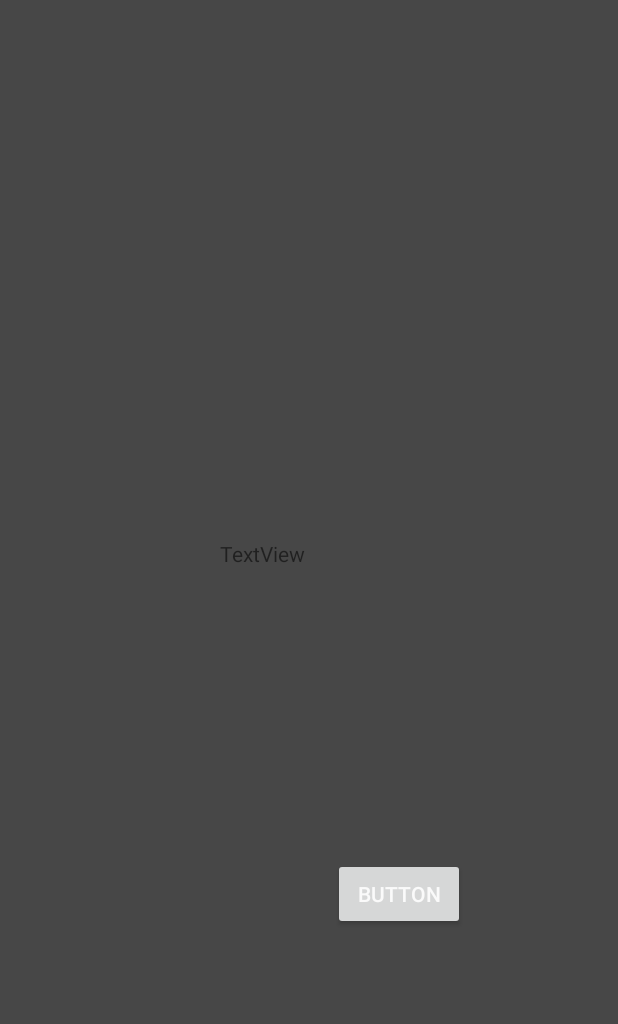
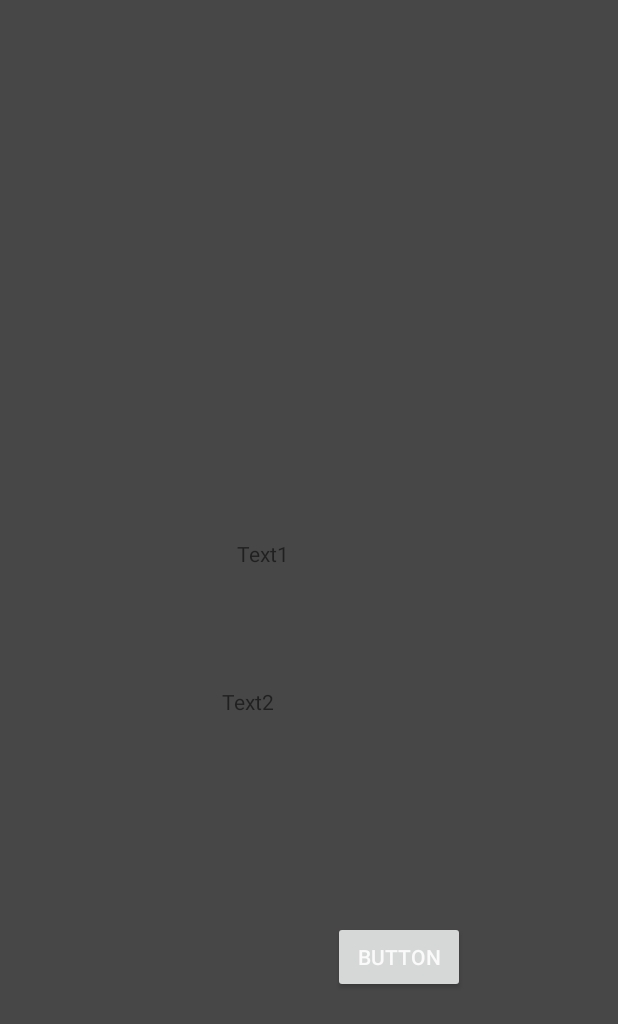
Before and after one commit to LilRichards/SafeT, an Android app: the layout activity_trilateration.xml on its own in the app's theme, with its tools: preview values and no code run, on a phone screen of 412 x 824 dp. Shown: the top 1024 px of the screen. Run offline under Robolectric (Android 15) with nearby library versions, the light colour scheme and no system bars.

Commit message:
indoor trilat testing

```diff
--- a/app/src/main/java/com/example/sharn/safetui/HomeFragment.java
+++ b/app/src/main/java/com/example/sharn/safetui/HomeFragment.java
@@ -606,15 +606,13 @@ public class HomeFragment extends Fragment implements OnMapReadyCallback {
         timestamp = System.currentTimeMillis()/1000;
         SaveLocation(lat, lon,type, user_name, timestamp);
     }
-//add int flg, pass though 1 trilat 2 gps
-    //if else for markeroptions update
 
     public void mapUpdate(boolean GPS_Trilat){
         map.clear();
         LatLng current = new LatLng(lat, lon);
         MarkerOptions option = new MarkerOptions();
         option.position(current);
-
+        //if trilat: orange, if gps: blue
         if(GPS_Trilat) {
             option.icon(BitmapDescriptorFactory.fromResource(R.drawable.circle_orange_16));
         }else{
--- a/app/src/main/res/layout/activity_trilateration.xml
+++ b/app/src/main/res/layout/activity_trilateration.xml
@@ -14,7 +14,21 @@
         android:layout_marginTop="203dp"
         android:layout_marginEnd="182dp"
         android:layout_marginBottom="289dp"
-        android:text="TextView"
+        android:text="Text1"
+        app:layout_constraintBottom_toBottomOf="parent"
+        app:layout_constraintEnd_toEndOf="parent"
+        app:layout_constraintStart_toStartOf="parent"
+        app:layout_constraintTop_toTopOf="parent" />
+
+    <TextView
+        android:id="@+id/idTxt2"
+        android:layout_width="wrap_content"
+        android:layout_height="wrap_content"
+        android:layout_marginStart="100dp"
+        android:layout_marginTop="400dp"
+        android:layout_marginEnd="182dp"
+        android:layout_marginBottom="289dp"
+        android:text="Text2"
         app:layout_constraintBottom_toBottomOf="parent"
         app:layout_constraintEnd_toEndOf="parent"
         app:layout_constraintStart_toStartOf="parent"
@@ -25,7 +39,7 @@
         android:layout_width="wrap_content"
         android:layout_height="wrap_content"
         android:layout_marginStart="196dp"
-        android:layout_marginTop="415dp"
+        android:layout_marginTop="500dp"
         android:layout_marginEnd="76dp"
         android:layout_marginBottom="48dp"
         android:text="Button"
```
Also changed, not shown: app/src/main/java/com/example/sharn/safetui/Trilateration.java (+17 -5 lines), app/src/main/res/drawable/circle_blue_16.png (added), app/src/main/res/drawable/circle_orange_16.png (added).
